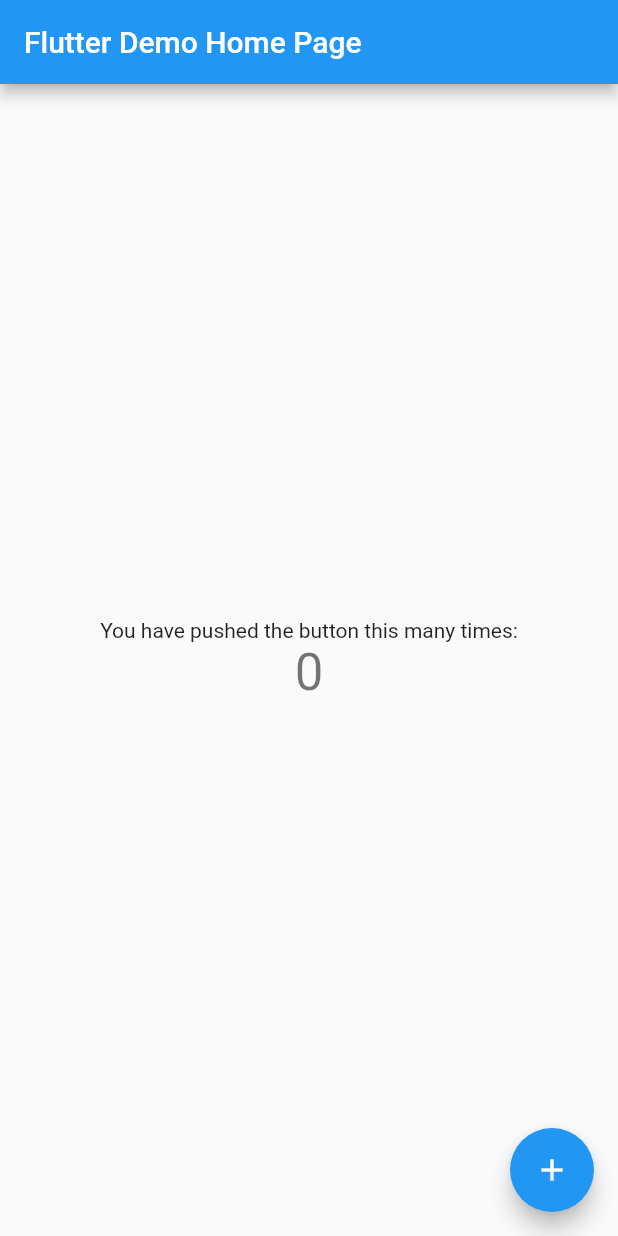
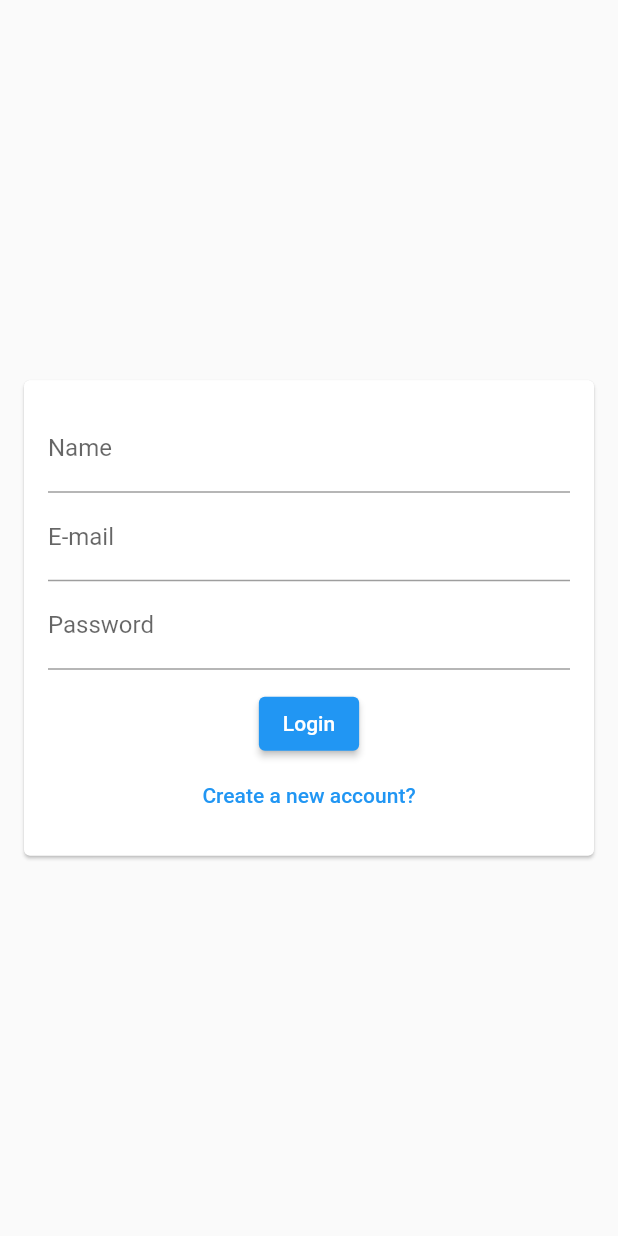
Before and after one commit to JacksonMonteiro/flutter_chat_app, a Flutter app: the screen it shows after launch, on a phone screen of 412 x 824 dp. Run offline on Flutter 3.47's test engine with Material 2 defaults, Android fonts, the phone set to English and light mode, and no system bars.

Commit message:
Basic structure created, Loading view created, Auth View creation started

```diff
--- /dev/null
+++ b/lib/components/auth_form.dart
@@ -0,0 +1,39 @@
+import 'package:flutter/material.dart';
+
+class AuthForm extends StatelessWidget {
+  const AuthForm({super.key});
+
+  @override
+  Widget build(BuildContext context) {
+    return Card(
+        margin: const EdgeInsets.all(16),
+        child: Padding(
+          padding: const EdgeInsets.all(16),
+          child: Form(
+            child: Column(
+              children: [
+                TextFormField(
+                  decoration: InputDecoration(labelText: 'Name'),
+                ),
+                TextFormField(
+                  decoration: InputDecoration(labelText: 'E-mail'),
+                ),
+                TextFormField(
+                  obscureText: true,
+                  decoration: InputDecoration(labelText: 'Password'),
+                ),
+                SizedBox(height: 12),
+                ElevatedButton(
+                  onPressed: () {},
+                  child: Text('Login'),
+                ),
+                TextButton(
+                  onPressed: () {},
+                  child: Text('Create a new account?')
+                ),
+              ],
+            ),
+          ),
+        ));
+  }
+}
--- a/lib/main.dart
+++ b/lib/main.dart
@@ -1,3 +1,4 @@
+import 'package:chat/views/auth_view.dart';
 import 'package:flutter/material.dart';
 
 void main() {
@@ -7,109 +8,14 @@ void main() {
 class MyApp extends StatelessWidget {
   const MyApp({super.key});
 
-  // This widget is the root of your application.
   @override
   Widget build(BuildContext context) {
     return MaterialApp(
-      title: 'Flutter Demo',
+      debugShowCheckedModeBanner: false,
       theme: ThemeData(
-        // This is the theme of your application.
-        //
-        // Try running your application with "flutter run". You'll see the
-        // application has a blue toolbar. Then, without quitting the app, try
-        // changing the primarySwatch below to Colors.green and then invoke
-        // "hot reload" (press "r" in the console where you ran "flutter run",
-        // or simply save your changes to "hot reload" in a Flutter IDE).
-        // Notice that the counter didn't reset back to zero; the application
-        // is not restarted.
         primarySwatch: Colors.blue,
       ),
-      home: const MyHomePage(title: 'Flutter Demo Home Page'),
+      home: const AuthView(),
     );
   }
 }
-
-class MyHomePage extends StatefulWidget {
-  const MyHomePage({super.key, required this.title});
-
-  // This widget is the home page of your application. It is stateful, meaning
-  // that it has a State object (defined below) that contains fields that affect
-  // how it looks.
-
-  // This class is the configuration for the state. It holds the values (in this
-  // case the title) provided by the parent (in this case the App widget) and
-  // used by the build method of the State. Fields in a Widget subclass are
-  // always marked "final".
-
-  final String title;
-
-  @override
-  State<MyHomePage> createState() => _MyHomePageState();
-}
-
-class _MyHomePageState extends State<MyHomePage> {
-  int _counter = 0;
-
-  void _incrementCounter() {
-    setState(() {
-      // This call to setState tells the Flutter framework that something has
-      // changed in this State, which causes it to rerun the build method below
-      // so that the display can reflect the updated values. If we changed
-      // _counter without calling setState(), then the build method would not be
-      // called again, and so nothing would appear to happen.
-      _counter++;
-    });
-  }
-
-  @override
-  Widget build(BuildContext context) {
-    // This method is rerun every time setState is called, for instance as done
-    // by the _incrementCounter method above.
-    //
-    // The Flutter framework has been optimized to make rerunning build methods
-    // fast, so that you can just rebuild anything that needs updating rather
-    // than having to individually change instances of widgets.
-    return Scaffold(
-      appBar: AppBar(
-        // Here we take the value from the MyHomePage object that was created by
-        // the App.build method, and use it to set our appbar title.
-        title: Text(widget.title),
-      ),
-      body: Center(
-        // Center is a layout widget. It takes a single child and positions it
-        // in the middle of the parent.
-        child: Column(
-          // Column is also a layout widget. It takes a list of children and
-          // arranges them vertically. By default, it sizes itself to fit its
-          // children horizontally, and tries to be as tall as its parent.
-          //
-          // Invoke "debug painting" (press "p" in the console, choose the
-          // "Toggle Debug Paint" action from the Flutter Inspector in Android
-          // Studio, or the "Toggle Debug Paint" command in Visual Studio Code)
-          // to see the wireframe for each widget.
-          //
-          // Column has various properties to control how it sizes itself and
-          // how it positions its children. Here we use mainAxisAlignment to
-          // center the children vertically; the main axis here is the vertical
-          // axis because Columns are vertical (the cross axis would be
-          // horizontal).
-          mainAxisAlignment: MainAxisAlignment.center,
-          children: <Widget>[
-            const Text(
-              'You have pushed the button this many times:',
-            ),
-            Text(
-              '$_counter',
-              style: Theme.of(context).textTheme.headline4,
-            ),
-          ],
-        ),
-      ),
-      floatingActionButton: FloatingActionButton(
-        onPressed: _incrementCounter,
-        tooltip: 'Increment',
-        child: const Icon(Icons.add),
-      ), // This trailing comma makes auto-formatting nicer for build methods.
-    );
-  }
-}
--- /dev/null
+++ b/lib/views/auth_view.dart
@@ -0,0 +1,17 @@
+import 'package:chat/components/auth_form.dart';
+import 'package:flutter/material.dart';
+
+class AuthView extends StatelessWidget {
+  const AuthView({super.key});
+
+  @override
+  Widget build(BuildContext context) {
+    return Scaffold(
+      body: Center(
+        child: SingleChildScrollView(
+          child: AuthForm(),
+        ),
+      ),
+    );
+  }
+}
```
Also changed, not shown: lib/views/loading_view.dart (added, +30 -0 lines).
